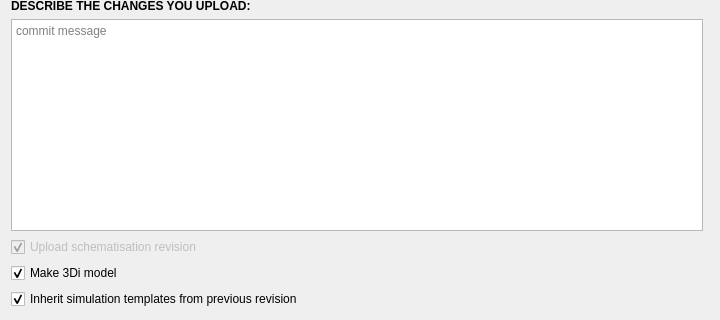
Old version of the form rana_qgis_plugin/simulation/upload_wizard/page_select_files.ui in the repository nens/rana-qgis-plugin; both pictures show x 0 to 720 and y 280 to 600 of the 720 by 600 pixel window.
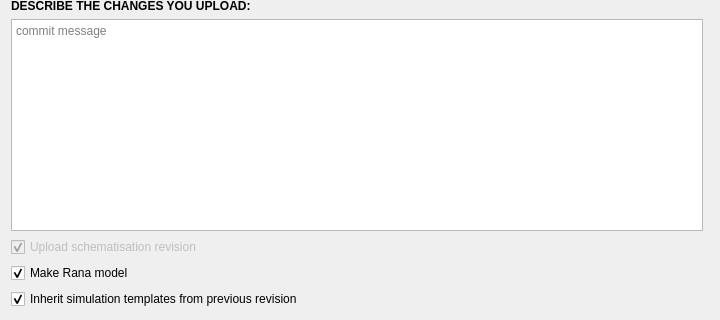
New version of the form.

Commit message: Replace mentions of 3Di with Rana

Diff of the .ui file:
```diff
--- a/rana_qgis_plugin/simulation/upload_wizard/page_select_files.ui
+++ b/rana_qgis_plugin/simulation/upload_wizard/page_select_files.ui
@@ -77,7 +77,7 @@
       </font>
      </property>
      <property name="text">
-      <string>Make 3Di model</string>
+      <string>Make Rana model</string>
      </property>
      <property name="checked">
       <bool>true</bool>
```
The commit also changes 12 other files.
